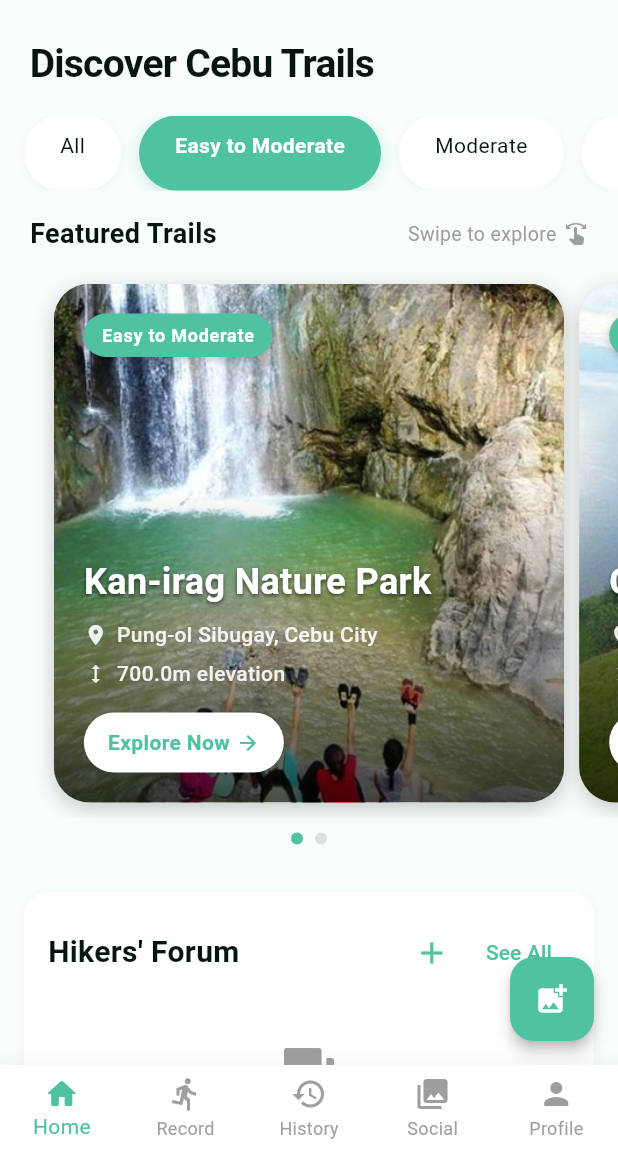
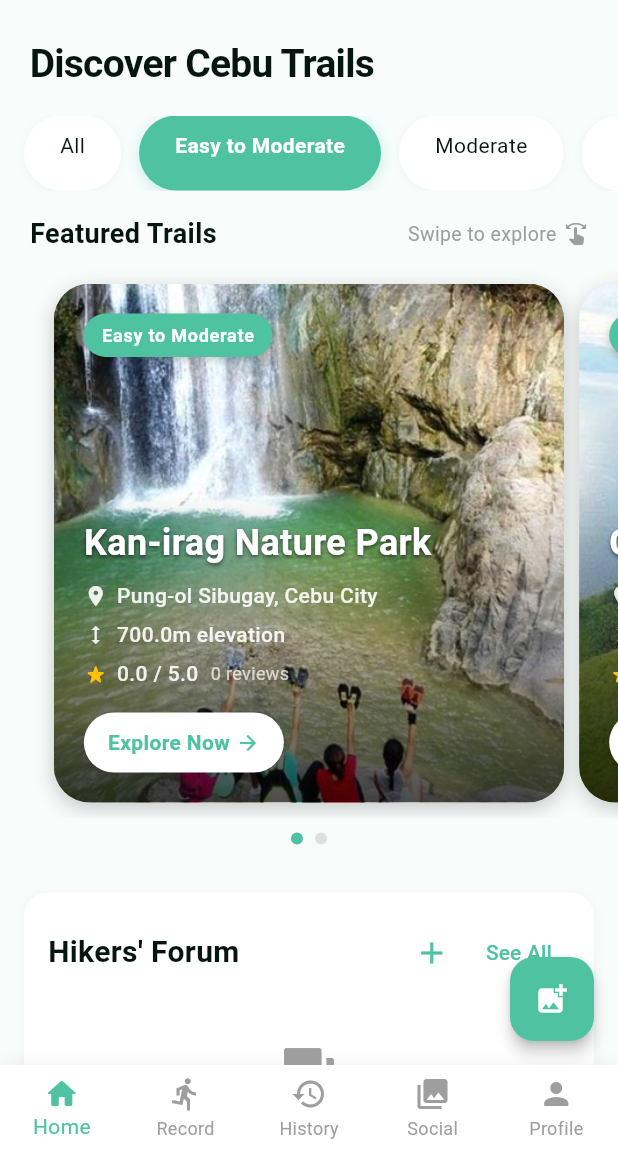
Before and after one commit to KboyVillahermosa/Ascentra, a Flutter app: the HomeScreen screen opened directly with empty values, after a tap on "Easy to Moderate", on a phone screen of 412 x 824 dp, the part 84-1236 px from its top. Run offline on Flutter 3.47's test engine with Material 3 defaults, Android fonts, the light colour scheme and no system bars; our stand-ins replace firebase_auth, firebase_core, flutter_map, geolocator, google_sign_in, image_picker and 5 more; accounts and stored records are empty.

Commit message:
update the home add overall ratings

```diff
--- a/lib/screens/home_screen.dart
+++ b/lib/screens/home_screen.dart
@@ -1,5 +1,7 @@
 import 'package:flutter/material.dart';
 import 'dart:math' as Math;
+import 'dart:convert';
+import 'package:shared_preferences/shared_preferences.dart';
 import '../data/trails_data.dart';
 import '../models/trail.dart';
 import '../models/forum_post.dart';
@@ -53,14 +55,52 @@ class _HomeScreenState extends State<HomeScreen> {
 
   /// Initializes all data sources needed for this screen
   Future<void> _initializeData() async {
-    // Load trail data
-    setState(() {
-      trails = TrailsData.getTrails();
-      filteredTrails = trails;
-    });
+    // Load trail data with persisted reviews
+    await _loadTrailsWithReviews();
 
     // Load forum data
     await _loadRecentForumPosts();
+  }
+
+  Future<void> _loadTrailsWithReviews() async {
+    // First get the base trail data
+    List<Trail> baseTrails = TrailsData.getTrails();
+    List<Trail> updatedTrails = [];
+
+    // Get SharedPreferences instance
+    final prefs = await SharedPreferences.getInstance();
+
+    // For each trail, check if it has reviews and update its rating
+    for (var trail in baseTrails) {
+      final reviewsKey = 'trail_reviews_${trail.id}';
+      final List<String>? reviewStrings = prefs.getStringList(reviewsKey);
+
+      if (reviewStrings != null && reviewStrings.isNotEmpty) {
+        // Convert the stored review strings to Review objects
+        final reviews = reviewStrings
+            .map((str) => Review.fromJson(jsonDecode(str)))
+            .toList();
+
+        // Calculate the average rating
+        double sum = reviews.fold(0, (sum, review) => sum + review.rating);
+        double average = sum / reviews.length;
+
+        // Create updated trail with reviews and rating
+        updatedTrails.add(trail.copyWith(
+          rating: average,
+          reviews: reviews,
+        ));
+      } else {
+        // No reviews, just add the original trail
+        updatedTrails.add(trail);
+      }
+    }
+
+    // Update the state with the loaded trails
+    setState(() {
+      trails = updatedTrails;
+      filteredTrails = updatedTrails;
+    });
   }
 
   void _filterTrailsByDifficulty(String difficulty) {
@@ -451,9 +491,26 @@ class _HomeScreenState extends State<HomeScreen> {
                                   Navigator.push(
                                     context,
                                     MaterialPageRoute(
-                                      builder: (context) => TrailDetailScreen(trail: trail),
+                                      builder: (context) => TrailDetailScreen(
+                                        trail: trail,
+                                        onTrailUpdated: (updatedTrail) {
+                                          // This callback will be called when the trail is updated
+                                          setState(() {
+                                            // Update the trail in our lists
+                                            final index = trails.indexWhere((t) => t.id == updatedTrail.id);
+                                            if (index != -1) {
+                                              trails[index] = updatedTrail;
+                                            }
+
+                                            final filteredIndex = filteredTrails.indexWhere((t) => t.id == updatedTrail.id);
+                                            if (filteredIndex != -1) {
+                                              filteredTrails[filteredIndex] = updatedTrail;
+                                            }
+                                          });
+                                        },
+                                      ),
                                     ),
-                                  );
+                                  ).then((_) => _loadTrailsWithReviews()); // Refresh when returning
                                 },
                                 child: Padding(
                                   padding: const EdgeInsets.symmetric(horizontal: 5, vertical: 10),
@@ -589,6 +646,29 @@ class _HomeScreenState extends State<HomeScreen> {
                                                             color: Colors.white.withOpacity(0.9),
                                                             fontSize: 14,
                                                             fontWeight: FontWeight.w500,
+                                                          ),
+                                                        ),
+                                                      ],
+                                                    ),
+                                                    const SizedBox(height: 6),
+                                                    Row(
+                                                      children: [
+                                                        Icon(Icons.star_rate_rounded, size: 16, color: Colors.amber),
+                                                        const SizedBox(width: 6),
+                                                        Text(
+                                                          '${trail.rating?.toStringAsFixed(1) ?? "0.0"} / 5.0',
+                                                          style: TextStyle(
+                                                            color: Colors.white.withOpacity(0.9),
+                                                            fontSize: 14,
+                                                            fontWeight: FontWeight.w500,
+                                                          ),
+                                                        ),
+                                                        const SizedBox(width: 8),
+                                                        Text(
+                                                          '${trail.reviews?.length ?? 0} reviews',
+                                                          style: TextStyle(
+                                                            color: Colors.white.withOpacity(0.7),
+                                                            fontSize: 12,
                                                           ),
                                                         ),
                                                       ],
```
